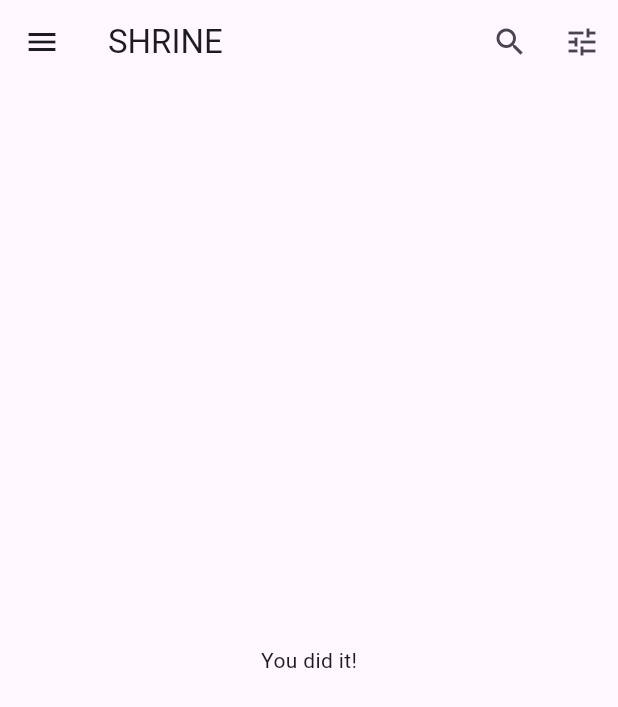
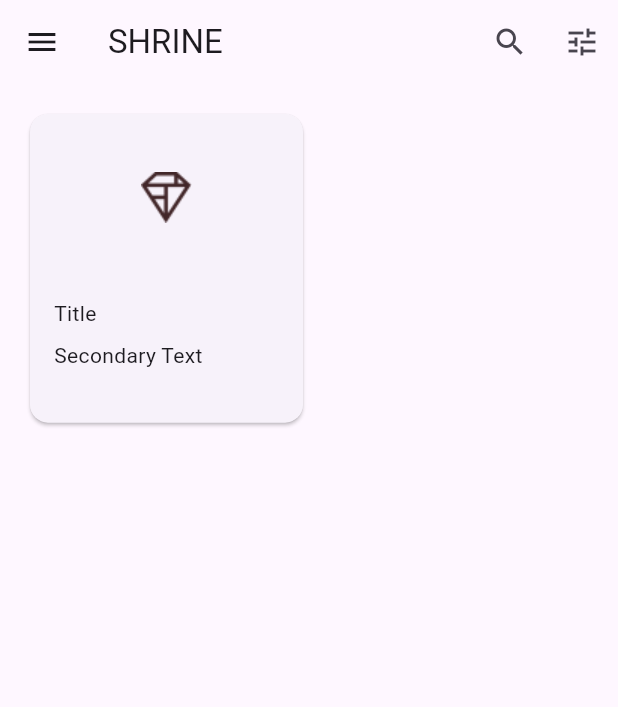
Before and after one commit to stephencarico/material-components-flutter-codelabs-101-starter, a Flutter app: the HomePage screen opened directly, on a phone screen of 412 x 824 dp. Shown: the top 707 px of the screen. Run offline on Flutter 3.47's test engine with Material 2 defaults, Android fonts, the phone set to English and light mode, and no system bars.

Commit message:
add a card in a grid

```diff
--- a/mdc_100_series/lib/home.dart
+++ b/mdc_100_series/lib/home.dart
@@ -57,8 +57,34 @@ class HomePage extends StatelessWidget {
         ],
       ),
       // TODO: Add a grid view (102)
-      body: const Center(
-        child: Text('You did it!'),
+      body: GridView.count(
+        crossAxisCount: 2,
+        padding: const EdgeInsets.all(16.0),
+        childAspectRatio: 8.0 / 9.0,
+        // TODO: Build a grid of cards (102)
+        children: <Widget>[
+          Card(
+              clipBehavior: Clip.antiAlias,
+              child: Column(
+                crossAxisAlignment: CrossAxisAlignment.start,
+                children: <Widget>[
+                  AspectRatio(
+                    aspectRatio: 18.0 / 11.0,
+                    child: Image.asset('assets/diamond.png'),
+                  ),
+                  Padding(
+                      padding: const EdgeInsets.fromLTRB(16.0, 12.0, 16.0, 8.0),
+                      child: Column(
+                        crossAxisAlignment: CrossAxisAlignment.start,
+                        children: <Widget>[
+                          Text('Title'),
+                          const SizedBox(height: 8.0),
+                          Text('Secondary Text'),
+                        ],
+                      )),
+                ],
+              ))
+        ],
       ),
       resizeToAvoidBottomInset: false,
     );
```
